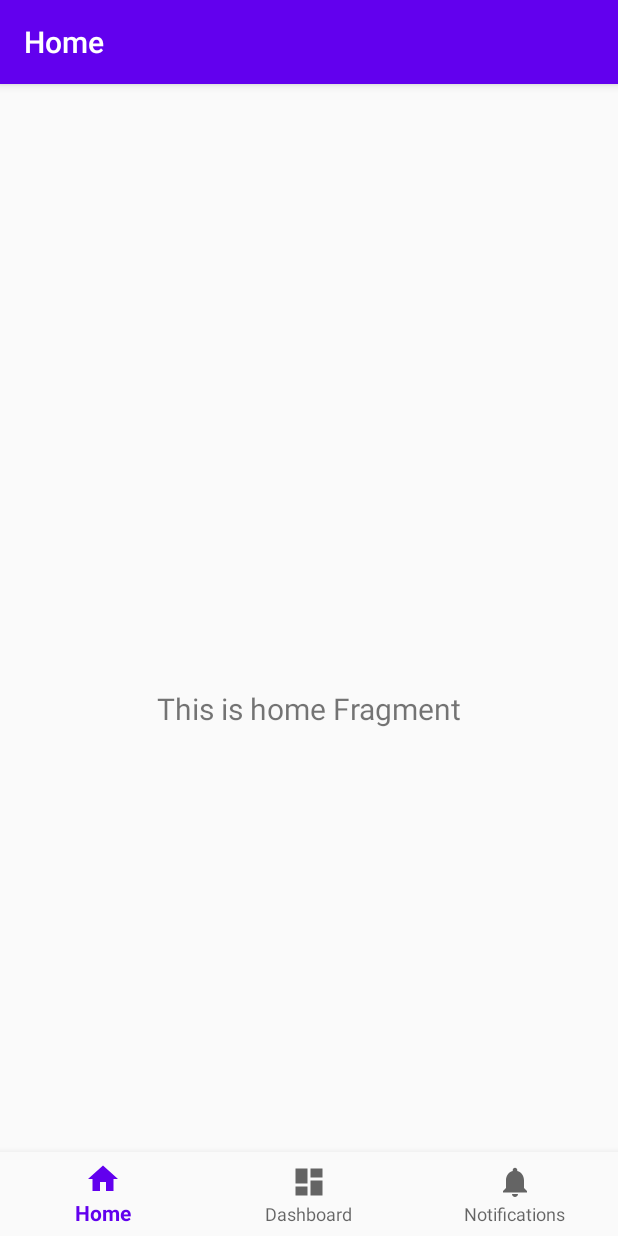
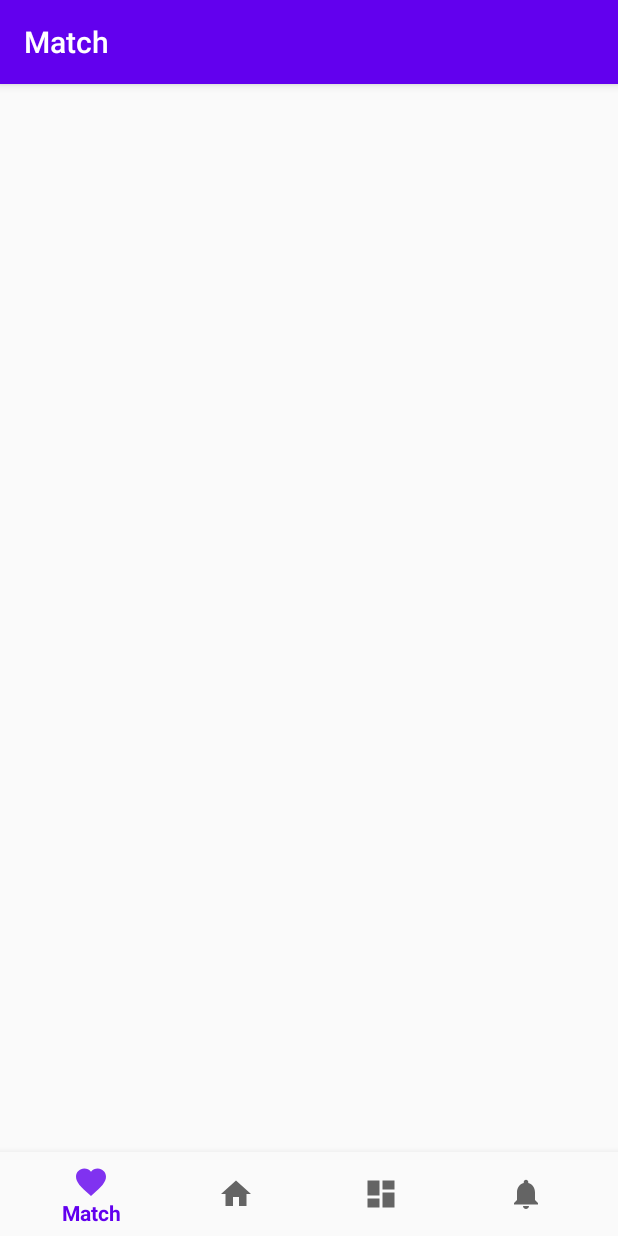
Before and after one commit to raphaelframos/matcheduc, an Android app: the screen it shows after launch (MainActivity), on a phone screen of 412 x 824 dp. Run offline under Robolectric (Android 15) with nearby library versions, the phone set to English and light mode, and no system bars; our stand-ins replace navigation-ui.

Commit message:
Match como fragment de navegacao

```diff
--- a/app/build.gradle
+++ b/app/build.gradle
@@ -52,6 +52,7 @@ dependencies {
     implementation 'androidx.navigation:navigation-ui-ktx:2.2.2'
     implementation "com.yuyakaido.android:card-stack-view:2.3.4"
 
+    implementation 'androidx.legacy:legacy-support-v4:1.0.0'
     testImplementation 'junit:junit:4.12'
     androidTestImplementation 'androidx.test.ext:junit:1.1.1'
     androidTestImplementation 'androidx.test.espresso:espresso-core:3.2.0'
--- a/app/src/main/java/powellapps/matcheduc/MainActivity.kt
+++ b/app/src/main/java/powellapps/matcheduc/MainActivity.kt
@@ -16,9 +16,8 @@ class MainActivity : AppCompatActivity() {
         val navView: BottomNavigationView = findViewById(R.id.nav_view)
 
         val navController = findNavController(R.id.nav_host_fragment)
-        // Passing each menu ID as a set of Ids because each
-        // menu should be considered as top level destinations.
         val appBarConfiguration = AppBarConfiguration(setOf(
+            R.id.navigation_tinder,
                 R.id.navigation_home, R.id.navigation_dashboard, R.id.navigation_notifications))
         setupActionBarWithNavController(navController, appBarConfiguration)
         navView.setupWithNavController(navController)
--- /dev/null
+++ b/app/src/main/java/powellapps/matcheduc/ui/cardstack/TinderFragment.kt
@@ -0,0 +1,24 @@
+package powellapps.matcheduc.ui.cardstack
+
+import android.os.Bundle
+import androidx.fragment.app.Fragment
+import android.view.LayoutInflater
+import android.view.View
+import android.view.ViewGroup
+
+import powellapps.matcheduc.R
+
+/**
+ * A simple [Fragment] subclass.
+ */
+class TinderFragment : Fragment() {
+
+    override fun onCreateView(
+        inflater: LayoutInflater, container: ViewGroup?,
+        savedInstanceState: Bundle?
+    ): View? {
+        // Inflate the layout for this fragment
+        return inflater.inflate(R.layout.fragment_tinder, container, false)
+    }
+
+}
--- /dev/null
+++ b/app/src/main/res/drawable-anydpi/ic_nav_match.xml
@@ -0,0 +1,11 @@
+<vector xmlns:android="http://schemas.android.com/apk/res/android"
+    android:width="24dp"
+    android:height="24dp"
+    android:viewportWidth="24"
+    android:viewportHeight="24"
+    android:tint="#FFFFFF"
+    android:alpha="0.8">
+    <path
+        android:fillColor="#FF000000"
+        android:pathData="M12,21.35l-1.45,-1.32C5.4,15.36 2,12.28 2,8.5 2,5.42 4.42,3 7.5,3c1.74,0 3.41,0.81 4.5,2.09C13.09,3.81 14.76,3 16.5,3 19.58,3 22,5.42 22,8.5c0,3.78 -3.4,6.86 -8.55,11.54L12,21.35z"/>
+</vector>
--- /dev/null
+++ b/app/src/main/res/layout/fragment_tinder.xml
@@ -0,0 +1,10 @@
+<?xml version="1.0" encoding="utf-8"?>
+<androidx.constraintlayout.widget.ConstraintLayout xmlns:android="http://schemas.android.com/apk/res/android"
+    xmlns:tools="http://schemas.android.com/tools"
+    android:layout_width="match_parent"
+    android:layout_height="match_parent"
+    tools:context=".ui.cardstack.TinderFragment">
+
+
+
+</androidx.constraintlayout.widget.ConstraintLayout>
--- a/app/src/main/res/menu/bottom_nav_menu.xml
+++ b/app/src/main/res/menu/bottom_nav_menu.xml
@@ -1,6 +1,10 @@
 <?xml version="1.0" encoding="utf-8"?>
 <menu xmlns:android="http://schemas.android.com/apk/res/android">
 
+    <item
+        android:id="@+id/navigation_tinder"
+        android:icon="@drawable/ic_nav_match"
+        android:title="@string/match" />
     <item
         android:id="@+id/navigation_home"
         android:icon="@drawable/ic_home_black_24dp"
--- a/app/src/main/res/navigation/mobile_navigation.xml
+++ b/app/src/main/res/navigation/mobile_navigation.xml
@@ -3,7 +3,7 @@
     xmlns:app="http://schemas.android.com/apk/res-auto"
     xmlns:tools="http://schemas.android.com/tools"
     android:id="@+id/mobile_navigation"
-    app:startDestination="@+id/navigation_home">
+    app:startDestination="@id/navigation_tinder">
 
     <fragment
         android:id="@+id/navigation_home"
@@ -22,4 +22,9 @@
         android:name="powellapps.matcheduc.ui.notifications.NotificationsFragment"
         android:label="@string/title_notifications"
         tools:layout="@layout/fragment_notifications" />
+    <fragment
+        android:id="@+id/navigation_tinder"
+        android:name="powellapps.matcheduc.ui.cardstack.TinderFragment"
+        android:label="@string/match"
+        tools:layout="@layout/fragment_tinder" />
 </navigation>
--- a/app/src/main/res/values/strings.xml
+++ b/app/src/main/res/values/strings.xml
@@ -3,4 +3,8 @@
     <string name="title_home">Home</string>
     <string name="title_dashboard">Dashboard</string>
     <string name="title_notifications">Notifications</string>
+
+    <!-- TODO: Remove or change this placeholder text -->
+    <string name="hello_blank_fragment">Hello blank fragment</string>
+    <string name="match">Match</string>
 </resources>
```
Also changed, not shown: app/src/main/res/drawable-hdpi/ic_nav_match.png (added), app/src/main/res/drawable-mdpi/ic_nav_match.png (added), app/src/main/res/drawable-xhdpi/ic_nav_match.png (added), app/src/main/res/drawable-xxhdpi/ic_nav_match.png (added).
